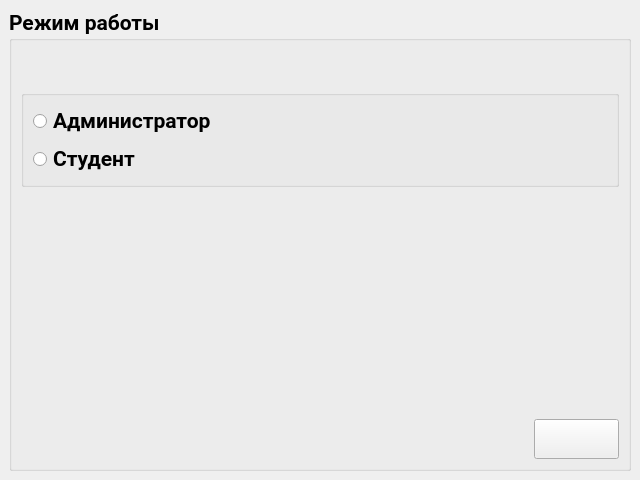
Old version of the form mainwindow.ui in the repository Rayzedan/SystemControlStudent.
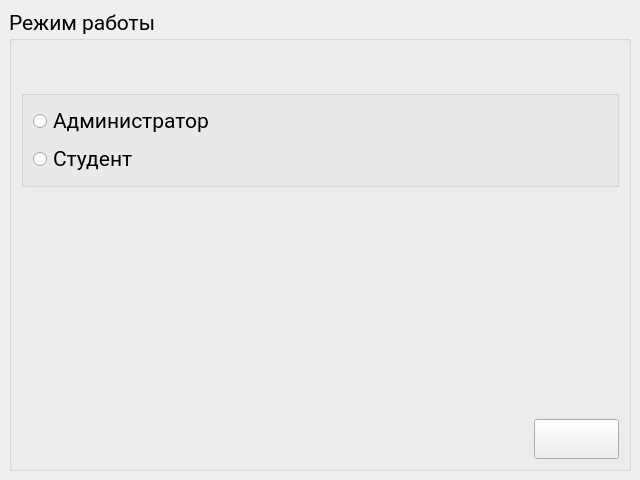
New version of the form. Icons and pictures are not drawn.

Commit message: Фикс дизайна

Patch:
```diff
--- a/mainwindow.ui
+++ b/mainwindow.ui
@@ -84,7 +84,7 @@
        <font>
         <family>Roboto</family>
         <pointsize>16</pointsize>
-        <bold>true</bold>
+        <bold>false</bold>
         <underline>false</underline>
         <strikeout>false</strikeout>
        </font>
@@ -134,7 +134,7 @@
               <family>Roboto</family>
               <pointsize>16</pointsize>
               <italic>false</italic>
-              <bold>true</bold>
+              <bold>false</bold>
               <underline>false</underline>
               <strikeout>false</strikeout>
              </font>
@@ -153,7 +153,7 @@
              <font>
               <family>Roboto</family>
               <pointsize>16</pointsize>
-              <bold>true</bold>
+              <bold>false</bold>
               <underline>false</underline>
               <strikeout>false</strikeout>
              </font>
```
The commit also changes 6 other files.
